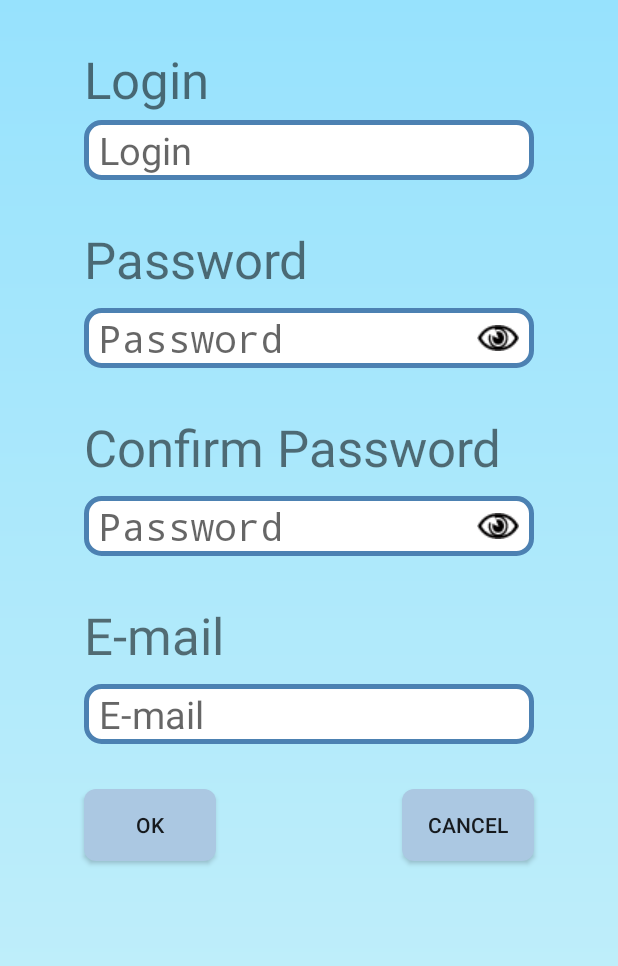
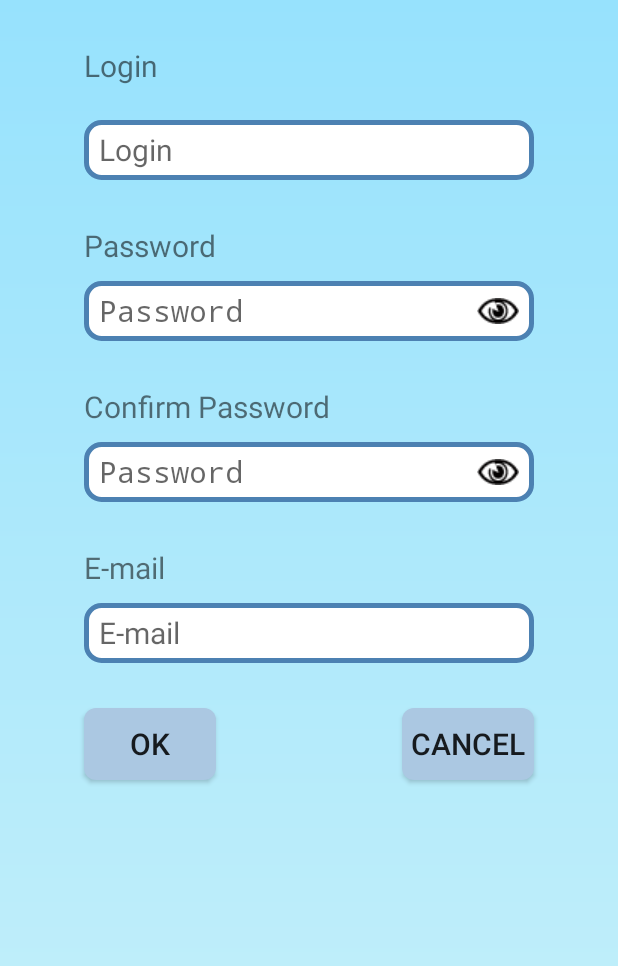
Before and after one commit to TBtomislav/Moments, an Android app: the Registration screen opened directly, with no data from a screen before it, on a phone screen of 412 x 824 dp. Shown: the top 966 px of the screen. Run offline under Robolectric (Android 15) with nearby library versions, the phone set to English and light mode, and no system bars.

Commit message:
Mise à jour des id's des textview, button, etc sur les layouts et classes

```diff
--- a/app/src/main/java/com/dev/alt/devand/MainMenu.java
+++ b/app/src/main/java/com/dev/alt/devand/MainMenu.java
@@ -50,7 +50,7 @@ public class MainMenu extends Activity {
         TextView name = (TextView) findViewById(R.id.tv_name);
         name.setText(pe.getLogin());
 
-        TextView login = (TextView) findViewById(R.id.disconnect);
+        TextView login = (TextView) findViewById(R.id.tv_disconnect);
         login.setOnClickListener(new View.OnClickListener() {
             @Override
             public void onClick(View v) {
--- a/app/src/main/java/com/dev/alt/devand/Registration.java
+++ b/app/src/main/java/com/dev/alt/devand/Registration.java
@@ -49,7 +49,7 @@ public class Registration extends Activity {
 
         setContentView(R.layout.registration);
 
-        final EditText pass = (EditText) findViewById(R.id.password);
+        final EditText pass = (EditText) findViewById(R.id.et_password);
         pass.setOnTouchListener(new View.OnTouchListener() {
             @Override
             public boolean onTouch(View v, MotionEvent event) {
@@ -75,7 +75,7 @@ public class Registration extends Activity {
             }
         });
 
-        final EditText Cpass = (EditText) findViewById(R.id.ConfirmPassword);
+        final EditText Cpass = (EditText) findViewById(R.id.et_confirmPassword);
         Cpass.setOnTouchListener(new View.OnTouchListener() {
             @Override
             public boolean onTouch(View v, MotionEvent event) {
@@ -101,7 +101,7 @@ public class Registration extends Activity {
             }
         });
 
-        Button canc = (Button) findViewById(R.id.butCancel);
+        Button canc = (Button) findViewById(R.id.btn_cancel);
         canc.setOnClickListener(new View.OnClickListener() {
             @Override
             public void onClick(View v) {
@@ -111,14 +111,14 @@ public class Registration extends Activity {
         });
 
 
-        Button save = (Button) findViewById(R.id.tryRegister);
+        Button save = (Button) findViewById(R.id.btn_tryRegister);
         save.setOnClickListener(new View.OnClickListener() {
             @Override
             public void onClick(View v) {
-                String l = ((EditText) findViewById(R.id.login)).getText().toString();
-                String p = ((EditText) findViewById(R.id.password)).getText().toString();
-                String cp = ((EditText) findViewById(R.id.ConfirmPassword)).getText().toString();
-                String m = ((EditText) findViewById(R.id.mail)).getText().toString();
+                String l = ((EditText) findViewById(R.id.et_login)).getText().toString();
+                String p = ((EditText) findViewById(R.id.et_password)).getText().toString();
+                String cp = ((EditText) findViewById(R.id.et_confirmPassword)).getText().toString();
+                String m = ((EditText) findViewById(R.id.et_mail)).getText().toString();
                 if(p.equals(cp)) {
                     SaveUser cu = new SaveUser(l,p,m);
                     cu.execute();
--- a/app/src/main/res/layout/login.xml
+++ b/app/src/main/res/layout/login.xml
@@ -24,7 +24,7 @@
     <EditText
         android:layout_width="wrap_content"
         android:layout_height="wrap_content"
-        android:id="@+id/login"
+        android:id="@+id/et_login"
         android:text="ate"
         android:editable="false"
         android:inputType="text"
@@ -42,7 +42,7 @@
     <EditText
         android:layout_width="wrap_content"
         android:layout_height="wrap_content"
-        android:id="@+id/password"
+        android:id="@+id/et_password"
         android:text="ate"
         android:editable="false"
         android:inputType="textPassword"
@@ -52,9 +52,9 @@
         android:textSize="25sp"
         android:background="@drawable/rounded_edit_text"
         android:layout_marginTop="37dp"
-        android:layout_below="@+id/login"
-        android:layout_alignLeft="@+id/login"
-        android:layout_alignStart="@+id/login"
+        android:layout_below="@+id/et_login"
+        android:layout_alignLeft="@+id/et_login"
+        android:layout_alignStart="@+id/et_login"
         android:paddingLeft="10dp"
         android:paddingRight="10dp" />
 
@@ -65,9 +65,9 @@
         android:text="@string/but_ok"
         android:id="@+id/btn_tryLogin"
         android:background="@drawable/rounded_button"
-        android:layout_below="@+id/password"
-        android:layout_alignLeft="@+id/password"
-        android:layout_alignStart="@+id/password"
+        android:layout_below="@+id/et_password"
+        android:layout_alignLeft="@+id/et_password"
+        android:layout_alignStart="@+id/et_password"
         android:layout_marginTop="20dp" />
 
     <ImageView
@@ -151,7 +151,7 @@
         android:textAllCaps="false"
         android:id="@+id/btn_SignUpViaForm"
         android:layout_alignTop="@+id/btn_SignUpViaFb"
-        android:layout_alignRight="@+id/password"
-        android:layout_alignEnd="@+id/password" />
+        android:layout_alignRight="@+id/et_password"
+        android:layout_alignEnd="@+id/et_password" />
 
 </RelativeLayout>
--- a/app/src/main/res/layout/menu.xml
+++ b/app/src/main/res/layout/menu.xml
@@ -55,7 +55,7 @@
         android:layout_width="wrap_content"
         android:layout_height="wrap_content"
         android:text="@string/signOut"
-        android:id="@+id/disconnect"
+        android:id="@+id/tv_disconnect"
         android:textSize="@dimen/text_mmenu"
         android:textColor="@color/textLink"
         android:layout_below="@+id/tv_account"
@@ -68,7 +68,7 @@
         android:layout_width="wrap_content"
         android:layout_height="120dp"
         android:id="@+id/ll_infos"
-        android:layout_below="@+id/disconnect"
+        android:layout_below="@+id/tv_disconnect"
         android:layout_centerHorizontal="true"
         android:layout_marginTop="@dimen/padd_top">
 
--- a/app/src/main/res/layout/registration.xml
+++ b/app/src/main/res/layout/registration.xml
@@ -11,22 +11,22 @@
         android:layout_width="wrap_content"
         android:layout_height="wrap_content"
         android:text="@string/login"
-        android:id="@+id/textViewLogin"
-        android:textSize="34sp"
-        android:layout_alignLeft="@+id/login"
-        android:layout_alignStart="@+id/login"
+        android:id="@+id/tv_login"
+        android:textSize="@dimen/text_mmenu"
+        android:layout_alignLeft="@+id/et_login"
+        android:layout_alignStart="@+id/et_login"
         android:paddingTop="@dimen/padd_top"/>
 
     <EditText
         android:layout_width="wrap_content"
         android:layout_height="wrap_content"
-        android:id="@+id/login"
+        android:id="@+id/et_login"
         android:editable="false"
         android:inputType="text"
         android:minWidth="300dp"
         android:minHeight="40dp"
         android:hint="@string/login"
-        android:textSize="25sp"
+        android:textSize="@dimen/text_mmenu"
         android:background="@drawable/rounded_edit_text"
         android:layout_marginTop="80dp"
         android:paddingLeft="10dp"
@@ -38,60 +38,60 @@
         android:layout_width="wrap_content"
         android:layout_height="wrap_content"
         android:text="@string/password"
-        android:id="@+id/textViewPassword"
-        android:textSize="34sp"
-        android:layout_below="@+id/login"
-        android:layout_alignLeft="@+id/login"
-        android:layout_alignStart="@+id/login"
+        android:id="@+id/tv_password"
+        android:textSize="@dimen/text_mmenu"
+        android:layout_below="@+id/et_login"
+        android:layout_alignLeft="@+id/et_login"
+        android:layout_alignStart="@+id/et_login"
         android:layout_marginTop="@dimen/padd_top" />
 
     <EditText
         android:layout_width="wrap_content"
         android:layout_height="wrap_content"
-        android:id="@+id/password"
+        android:id="@+id/et_password"
         android:editable="false"
         android:inputType="textPassword"
         android:minWidth="300dp"
         android:minHeight="40dp"
         android:hint="@string/password"
-        android:textSize="25sp"
+        android:textSize="@dimen/text_mmenu"
         android:background="@drawable/rounded_edit_text"
         android:layout_marginTop="10dp"
         android:paddingLeft="10dp"
         android:paddingRight="10dp"
-        android:layout_below="@+id/textViewPassword"
-        android:layout_alignLeft="@+id/textViewPassword"
-        android:layout_alignStart="@+id/textViewPassword"
-        android:layout_alignRight="@+id/login"
-        android:layout_alignEnd="@+id/login"
+        android:layout_below="@+id/tv_password"
+        android:layout_alignLeft="@+id/tv_password"
+        android:layout_alignStart="@+id/tv_password"
+        android:layout_alignRight="@+id/et_login"
+        android:layout_alignEnd="@+id/et_login"
         android:drawableRight="@drawable/icone_oeil" />
 
     <TextView
         android:layout_width="wrap_content"
         android:layout_height="wrap_content"
         android:text="@string/ConfirmPassword"
-        android:id="@+id/textViewConfirmPassword"
-        android:textSize="34sp"
-        android:layout_below="@+id/password"
-        android:layout_alignLeft="@+id/password"
-        android:layout_alignStart="@+id/password"
+        android:id="@+id/tv_confirmpPassword"
+        android:textSize="@dimen/text_mmenu"
+        android:layout_below="@+id/et_password"
+        android:layout_alignLeft="@+id/et_password"
+        android:layout_alignStart="@+id/et_password"
         android:layout_marginTop="@dimen/padd_top" />
 
     <EditText
         android:layout_width="wrap_content"
         android:layout_height="wrap_content"
-        android:id="@+id/ConfirmPassword"
+        android:id="@+id/et_confirmPassword"
         android:editable="false"
         android:inputType="textPassword"
         android:minWidth="300dp"
         android:minHeight="40dp"
         android:hint="@string/password"
-        android:textSize="25sp"
+        android:textSize="@dimen/text_mmenu"
         android:background="@drawable/rounded_edit_text"
         android:layout_marginTop="10dp"
-        android:layout_below="@+id/textViewConfirmPassword"
-        android:layout_alignLeft="@+id/textViewConfirmPassword"
-        android:layout_alignStart="@+id/textViewConfirmPassword"
+        android:layout_below="@+id/tv_confirmpPassword"
+        android:layout_alignLeft="@+id/tv_confirmpPassword"
+        android:layout_alignStart="@+id/tv_confirmpPassword"
         android:paddingLeft="10dp"
         android:paddingRight="10dp"
         android:drawableRight="@drawable/icone_oeil" />
@@ -100,28 +100,28 @@
         android:layout_width="wrap_content"
         android:layout_height="wrap_content"
         android:text="@string/mail"
-        android:id="@+id/textEmail"
-        android:textSize="34sp"
-        android:layout_below="@+id/ConfirmPassword"
-        android:layout_alignLeft="@+id/ConfirmPassword"
-        android:layout_alignStart="@+id/ConfirmPassword"
+        android:id="@+id/tv_email"
+        android:textSize="@dimen/text_mmenu"
+        android:layout_below="@+id/et_confirmPassword"
+        android:layout_alignLeft="@+id/et_confirmPassword"
+        android:layout_alignStart="@+id/et_confirmPassword"
         android:layout_marginTop="@dimen/padd_top" />
 
     <EditText
         android:layout_width="wrap_content"
         android:layout_height="wrap_content"
-        android:id="@+id/mail"
+        android:id="@+id/et_mail"
         android:editable="false"
         android:inputType="textEmailAddress"
         android:minWidth="300dp"
         android:minHeight="40dp"
         android:hint="@string/mail"
-        android:textSize="25sp"
+        android:textSize="@dimen/text_mmenu"
         android:background="@drawable/rounded_edit_text"
         android:layout_marginTop="10dp"
-        android:layout_below="@+id/textEmail"
-        android:layout_alignLeft="@+id/textEmail"
-        android:layout_alignStart="@+id/textEmail"
+        android:layout_below="@+id/tv_email"
+        android:layout_alignLeft="@+id/tv_email"
+        android:layout_alignStart="@+id/tv_email"
         android:paddingLeft="10dp"
         android:paddingRight="10dp" />
 
@@ -129,20 +129,22 @@
         android:layout_width="wrap_content"
         android:layout_height="wrap_content"
         android:text="@string/but_ok"
-        android:id="@+id/tryRegister"
+        android:id="@+id/btn_tryRegister"
         android:background="@drawable/rounded_button"
-        android:layout_below="@+id/mail"
-        android:layout_alignLeft="@+id/mail"
-        android:layout_alignStart="@+id/mail"
-        android:layout_marginTop="@dimen/padd_top" />
+        android:layout_below="@+id/et_mail"
+        android:layout_alignLeft="@+id/et_mail"
+        android:layout_alignStart="@+id/et_mail"
+        android:layout_marginTop="@dimen/padd_top"
+        android:textSize="@dimen/text_mmenu"/>
 
     <Button
         android:layout_width="wrap_content"
         android:layout_height="wrap_content"
         android:text="@string/but_cancel"
-        android:id="@+id/butCancel"
+        android:id="@+id/btn_cancel"
         android:background="@drawable/rounded_button"
-        android:layout_alignTop="@+id/tryRegister"
-        android:layout_alignRight="@+id/mail"
-        android:layout_alignEnd="@+id/mail" />
+        android:layout_alignTop="@+id/btn_tryRegister"
+        android:layout_alignRight="@+id/et_mail"
+        android:layout_alignEnd="@+id/et_mail"
+        android:textSize="@dimen/text_mmenu"/>
 </RelativeLayout>
```
